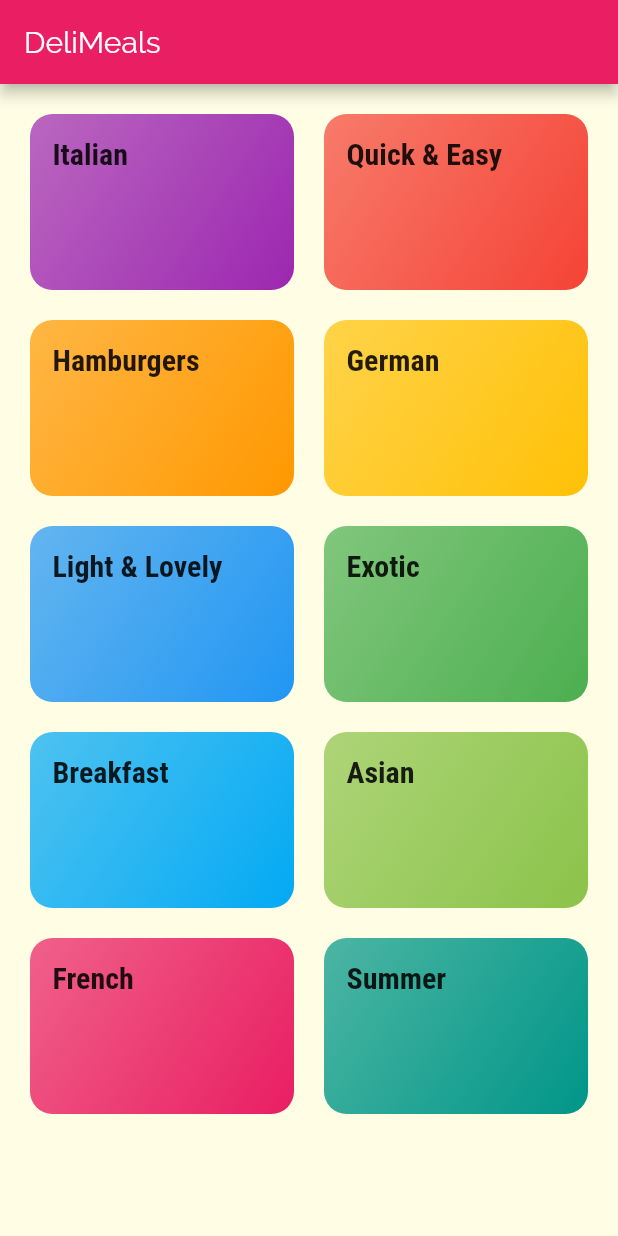
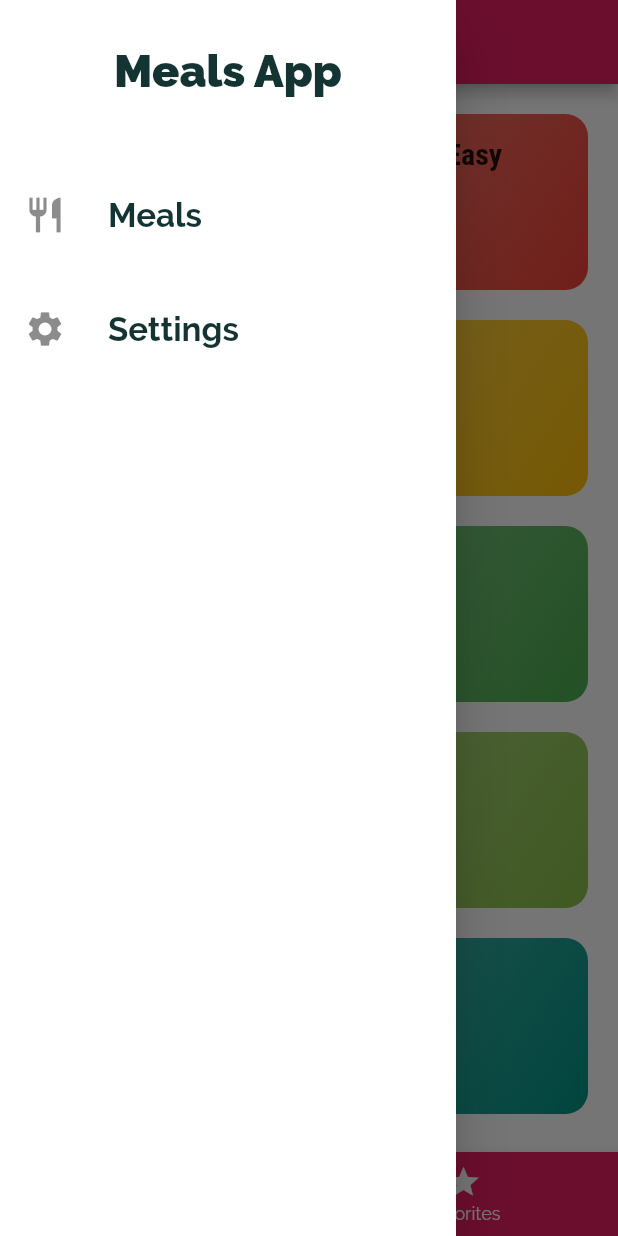
Before and after one commit to asasouza/flutter-studies, a Flutter app: the screen it shows after launch, with the side drawer open (before the commit the screen has no drawer), on a phone screen of 412 x 824 dp. Run offline on Flutter 3.47's test engine with Material 2 defaults, Android fonts, the phone set to English and light mode, and no system bars.

Commit message:
Class 169 - 173

```diff
--- a/flutter_navigation_meals/lib/main.dart
+++ b/flutter_navigation_meals/lib/main.dart
@@ -1,8 +1,9 @@
 import 'package:flutter/material.dart';
 
-import './screens/categories.dart';
 import './screens/category_meals.dart';
 import './screens/meal_detail.dart';
+import './screens/settings.dart';
+import './screens/tabs.dart';
 
 void main() => runApp(MyApp());
 
@@ -12,8 +13,8 @@ class MyApp extends StatelessWidget {
     return MaterialApp(
       title: 'DeliMeals',
       theme: ThemeData(
-          accentColor: Colors.amber,
-          canvasColor: Color.fromRGBO(255, 254, 229, 1),
+          accentColor: Colors.amberAccent,
+          canvasColor: Colors.white,
           fontFamily: 'Raleway',
           primarySwatch: Colors.pink,
           textTheme: ThemeData.light().textTheme.copyWith(
@@ -29,13 +30,14 @@ class MyApp extends StatelessWidget {
                   fontWeight: FontWeight.bold))),
       // home: CategoriesScreen(),
       routes: {
-        CategoriesScreen.routeName: (_) => CategoriesScreen(),
+        TabsScreen.routeName: (_) => TabsScreen(),
         CategoryMealsScreen.routeName: (_) => CategoryMealsScreen(),
         MealDetail.routeName: (_) => MealDetail(),
+        SettingsScreen.routeName: (_) => SettingsScreen(),
       },
       onUnknownRoute: (settings) {
         return MaterialPageRoute(
-          builder: (_) => CategoriesScreen(),
+          builder: (_) => TabsScreen(),
         );
       },
     );
--- a/flutter_navigation_meals/lib/screens/categories.dart
+++ b/flutter_navigation_meals/lib/screens/categories.dart
@@ -9,11 +9,7 @@ class CategoriesScreen extends StatelessWidget {
 
   @override
   Widget build(BuildContext context) {
-    return Scaffold(
-      appBar: AppBar(
-        title: Text('DeliMeals'),
-      ),
-      body: GridView(
+    return GridView(
       children: DUMMY_CATEGORIES.map((category) {
         return CategoryItem(
           color: category.color,
@@ -28,7 +24,6 @@ class CategoriesScreen extends StatelessWidget {
         maxCrossAxisExtent: 200,
       ),
       padding: EdgeInsets.all(20),
-      ),
     );
   }
 }
--- /dev/null
+++ b/flutter_navigation_meals/lib/screens/settings.dart
@@ -0,0 +1,16 @@
+import 'package:flutter/material.dart';
+
+class SettingsScreen extends StatelessWidget {
+  static final routeName = '/settings';
+  @override
+  Widget build(BuildContext context) {
+    return Scaffold(
+      appBar: AppBar(
+        title: Text('Settings'),
+      ),
+      body: Center(
+        child: Text('Settings'),
+      ),
+    );
+  }
+}
--- /dev/null
+++ b/flutter_navigation_meals/lib/screens/tabs.dart
@@ -0,0 +1,55 @@
+import 'package:flutter/material.dart';
+
+import '../widgets/main_drawer.dart';
+
+import './categories.dart';
+import './favorites.dart';
+
+class TabsScreen extends StatefulWidget {
+  static final routeName = '/';
+  @override
+  _TabsScreenState createState() => _TabsScreenState();
+}
+
+class _TabsScreenState extends State<TabsScreen> {
+  final List<Map<String, Object>> _pages = [
+    {'page': CategoriesScreen(), 'title': 'Categories'},
+    {'page': FavoritesScreen(), 'title': 'Favorites'},
+  ];
+
+  int _selectedPage = 0;
+
+  void _onChangeTab(int index) {
+    setState(() {
+      _selectedPage = index;
+    });
+  }
+
+  @override
+  Widget build(BuildContext context) {
+    return Scaffold(
+      appBar: AppBar(
+        title: Text(_pages[_selectedPage]['title']),
+      ),
+      body: _pages[_selectedPage]['page'],
+      bottomNavigationBar: BottomNavigationBar(
+        backgroundColor: Theme.of(context).primaryColor,
+        currentIndex: _selectedPage,
+        items: [
+          BottomNavigationBarItem(
+            icon: Icon(Icons.category),
+            title: Text('Categories'),
+          ),
+          BottomNavigationBarItem(
+            icon: Icon(Icons.star),
+            title: Text('Favorites'),
+          ),
+        ],
+        selectedItemColor: Theme.of(context).accentColor,
+        unselectedItemColor: Colors.white,
+        onTap: _onChangeTab,
+      ),
+      drawer: MainDrawer(),
+    );
+  }
+}
--- /dev/null
+++ b/flutter_navigation_meals/lib/widgets/main_drawer.dart
@@ -0,0 +1,55 @@
+import 'package:flutter/material.dart';
+
+import '../screens/settings.dart';
+import '../screens/tabs.dart';
+
+class MainDrawer extends StatelessWidget {
+  Widget _renderLink(String title, IconData icon, Function onTap) {
+    return ListTile(
+      leading: Icon(
+        icon,
+        size: 28,
+      ),
+      title: Text(
+        title,
+        style: TextStyle(
+          fontSize: 22,
+          fontWeight: FontWeight.bold,
+        ),
+      ),
+      onTap: onTap,
+    );
+  }
+
+  @override
+  Widget build(BuildContext context) {
+    return Drawer(
+      child: SafeArea(
+        child: Column(
+          children: <Widget>[
+            Container(
+              alignment: Alignment.center,
+              child: Text(
+                'Meals App',
+                style: TextStyle(
+                  fontSize: 30,
+                  fontWeight: FontWeight.w900,
+                ),
+              ),
+              margin: EdgeInsets.all(10),
+              padding: EdgeInsets.all(20),
+            ),
+            SizedBox(height: 20,),
+            _renderLink('Meals', Icons.restaurant, (){
+              Navigator.of(context).pushNamed(TabsScreen.routeName);
+            },),
+            SizedBox(height: 20,),
+            _renderLink('Settings', Icons.settings, (){
+              Navigator.of(context).pushNamed(SettingsScreen.routeName);
+            }),
+          ],
+        ),
+      ),
+    );
+  }
+}
```
Also changed, not shown: flutter_navigation_meals/lib/screens/favorites.dart (added, +10 -0 lines), flutter_navigation_meals/lib/screens/meal_detail.dart (+71 -3 lines). Lines whose indentation alone changed are shown as unchanged.
